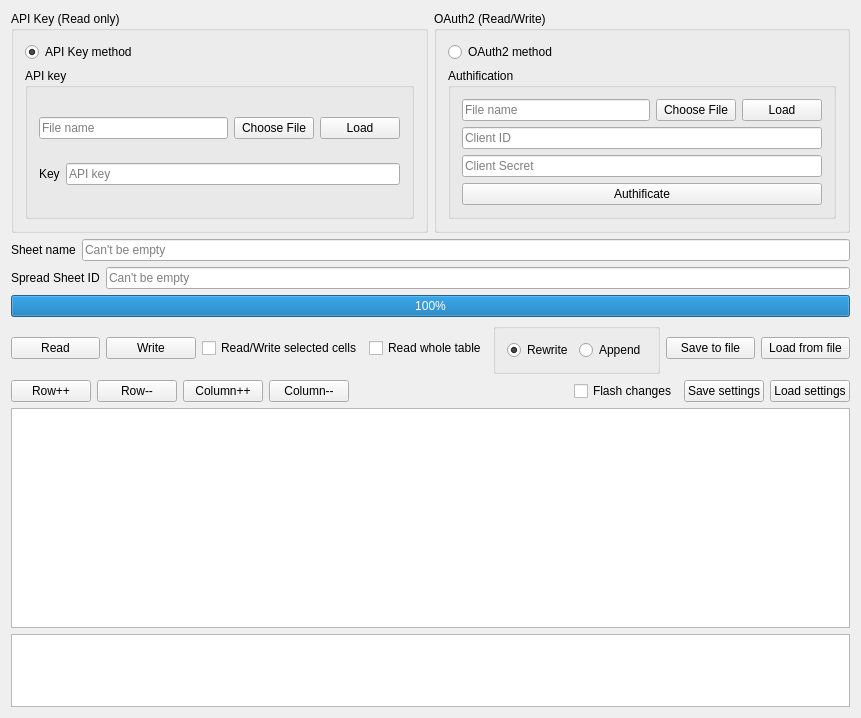
First picture: the form in googlesheetsmodifier.ui, repository 0mniCrow/GoogleSheetWriter, before the edit.
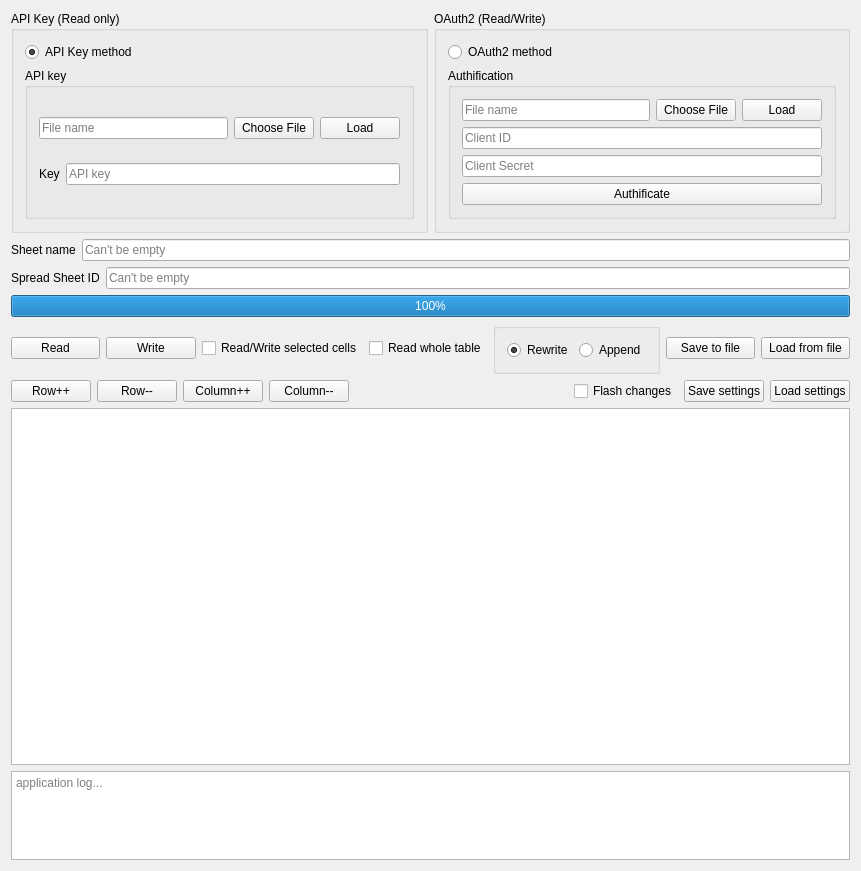
Second picture: the form after the edit.

```diff
--- a/googlesheetsmodifier.ui
+++ b/googlesheetsmodifier.ui
@@ -7,7 +7,7 @@
     <x>0</x>
     <y>0</y>
     <width>861</width>
-    <height>718</height>
+    <height>871</height>
    </rect>
   </property>
   <property name="windowTitle">
@@ -378,7 +378,7 @@
     </layout>
    </item>
    <item>
-    <layout class="QVBoxLayout" name="verticalLayout_7" stretch="3,1">
+    <layout class="QVBoxLayout" name="verticalLayout_7" stretch="4,1">
      <property name="bottomMargin">
       <number>0</number>
      </property>
@@ -386,7 +386,11 @@
       <widget class="QTableView" name="tableGoogleSheets"/>
      </item>
      <item>
-      <widget class="QTextEdit" name="textEdit"/>
+      <widget class="QTextEdit" name="textEdit">
+       <property name="placeholderText">
+        <string>application log...</string>
+       </property>
+      </widget>
      </item>
     </layout>
    </item>
```
